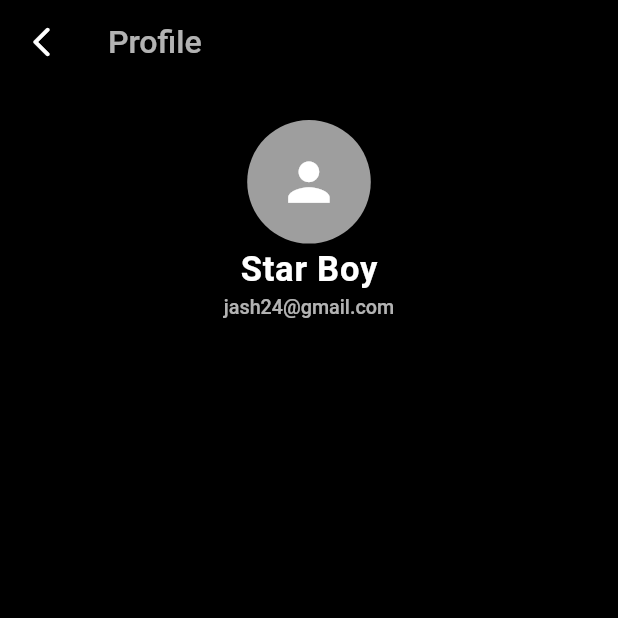
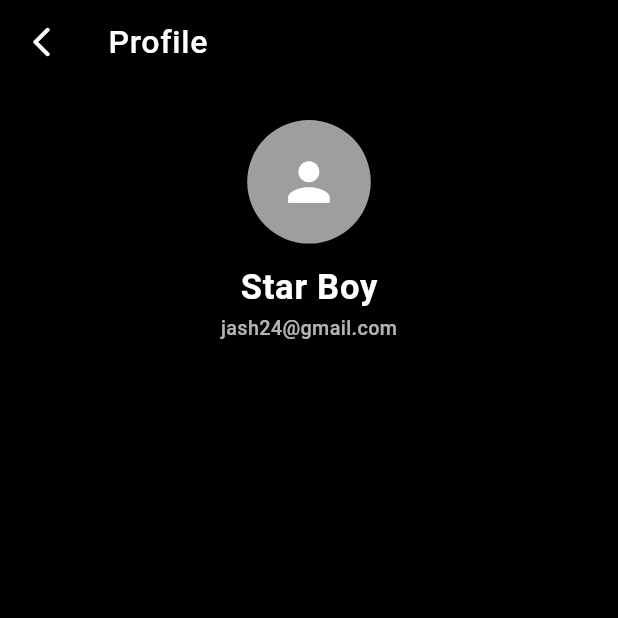
Before and after one commit to Zimil-Patel/fire_chat_x, a Flutter app: the ProfileScreen screen opened by its route, on a phone screen of 412 x 824 dp, the top half of it. Run offline on Flutter 3.47's test engine with Material 3 defaults, Android fonts, the phone set to English and light mode, and no system bars; our stand-ins replace firebase_auth, firebase_core, flutter_svg, get, get_storage, google_fonts and 2 more; accounts and stored records are empty.

Commit message:
07 Jan 2024

```diff
--- a/lib/view/profile/profile_screen.dart
+++ b/lib/view/profile/profile_screen.dart
@@ -20,7 +20,7 @@ class ProfileScreen extends StatelessWidget {
         centerTitle: false,
         title: Text(
           'Profile',
-          style: Theme.of(context).textTheme.displayMedium!.copyWith(
+          style: Theme.of(context).textTheme.bodyLarge!.copyWith(
                 fontSize: height * 0.026,
                 fontWeight: FontWeight.w500,
               ),
@@ -46,6 +46,8 @@ class ProfileScreen extends StatelessWidget {
               ),
             ),
 
+            const SizedBox(height: defPadding,),
+
             // USER PROFILE
             Text(
               'Star Boy',
@@ -57,7 +59,7 @@ class ProfileScreen extends StatelessWidget {
             // USER PROFILE
             Text(
               'jash24@gmail.com',
-              style: Theme.of(context).textTheme.displayMedium!.copyWith(
+              style: Theme.of(context).textTheme.bodyMedium!.copyWith(
                   fontWeight: FontWeight.w500,
                   fontSize: height * 0.016,
               ),
```
